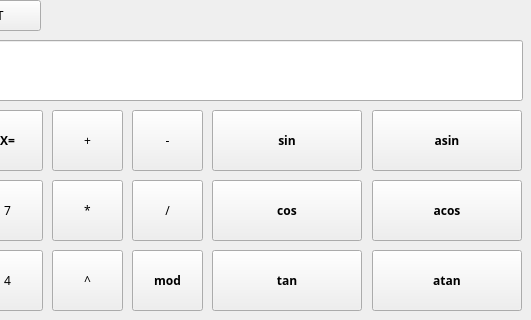
Above: src/calcView.ui from antinlay/CPP3_SmartCalc_v2.0-1 before the change; both pictures show x 198 to 729 and y 0 to 320 of the 729 by 485 pixel window. Below: the same form after it.
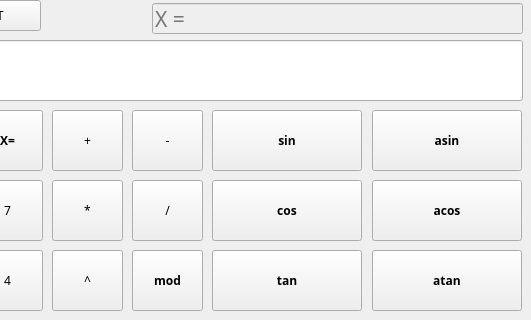
That is the form after the change. Icons and pictures are not drawn.

Commit message: FIX DEBIT, ADD onChange - NOT WORKING, TRY DECOMPOSITE calcController CLASS

What changed in the file:
```diff
--- a/src/calcView.ui
+++ b/src/calcView.ui
@@ -703,6 +703,38 @@
      <string>GRAPH</string>
     </property>
    </widget>
+   <widget class="QLineEdit" name="equalX">
+    <property name="enabled">
+     <bool>false</bool>
+    </property>
+    <property name="geometry">
+     <rect>
+      <x>350</x>
+      <y>3</y>
+      <width>371</width>
+      <height>31</height>
+     </rect>
+    </property>
+    <property name="font">
+     <font>
+      <family>Arial Black</family>
+      <pointsize>16</pointsize>
+      <bold>false</bold>
+     </font>
+    </property>
+    <property name="text">
+     <string/>
+    </property>
+    <property name="maxLength">
+     <number>255</number>
+    </property>
+    <property name="alignment">
+     <set>Qt::AlignJustify|Qt::AlignVCenter</set>
+    </property>
+    <property name="placeholderText">
+     <string>X = </string>
+    </property>
+   </widget>
   </widget>
  </widget>
  <resources/>
```
The commit also changes 6 other files.
